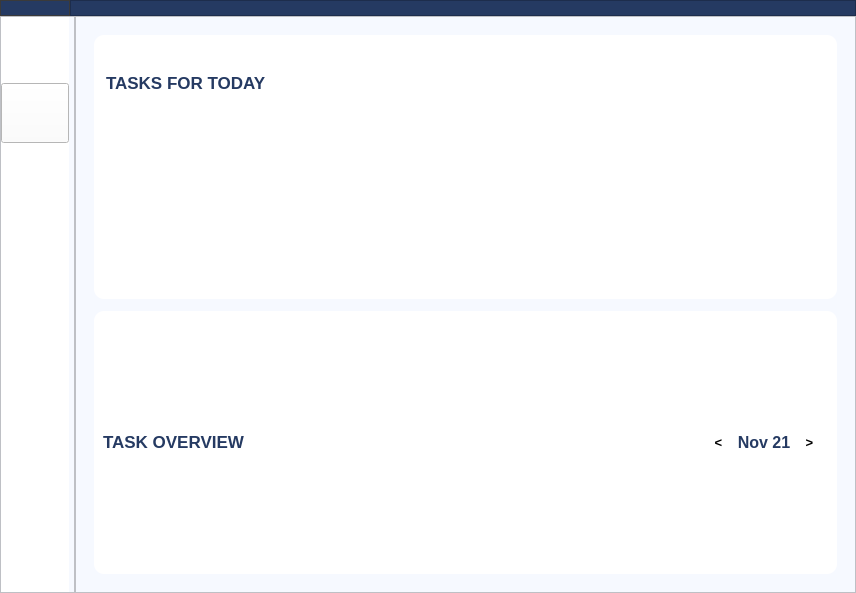
Linda-Stadter/daily-tasks, file main_gui.ui: the form before one commit.
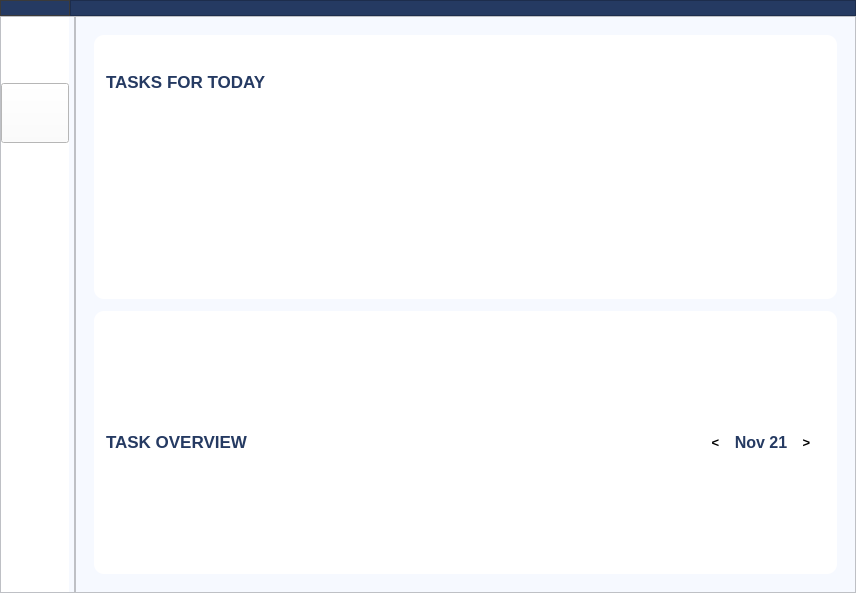
The form after the commit. The open tabs and pages were chosen to show the change. Icons and pictures are not drawn.

Diff of the .ui file:
```diff
--- a/main_gui.ui
+++ b/main_gui.ui
@@ -501,7 +501,7 @@
                 </property>
                 <layout class="QVBoxLayout" name="verticalLayout_10">
                  <property name="spacing">
-                  <number>12</number>
+                  <number>15</number>
                  </property>
                  <property name="sizeConstraint">
                   <enum>QLayout::SetNoConstraint</enum>
@@ -680,6 +680,21 @@
 border-radius: 10px;</string>
                 </property>
                 <layout class="QVBoxLayout" name="verticalLayout_4">
+                 <property name="spacing">
+                  <number>15</number>
+                 </property>
+                 <property name="leftMargin">
+                  <number>12</number>
+                 </property>
+                 <property name="topMargin">
+                  <number>12</number>
+                 </property>
+                 <property name="rightMargin">
+                  <number>12</number>
+                 </property>
+                 <property name="bottomMargin">
+                  <number>12</number>
+                 </property>
                  <item>
                   <layout class="QHBoxLayout" name="horizontalLayout_5">
                    <item>
```
Left out of the diff: 19 changed lines with no effect on the pictures.
